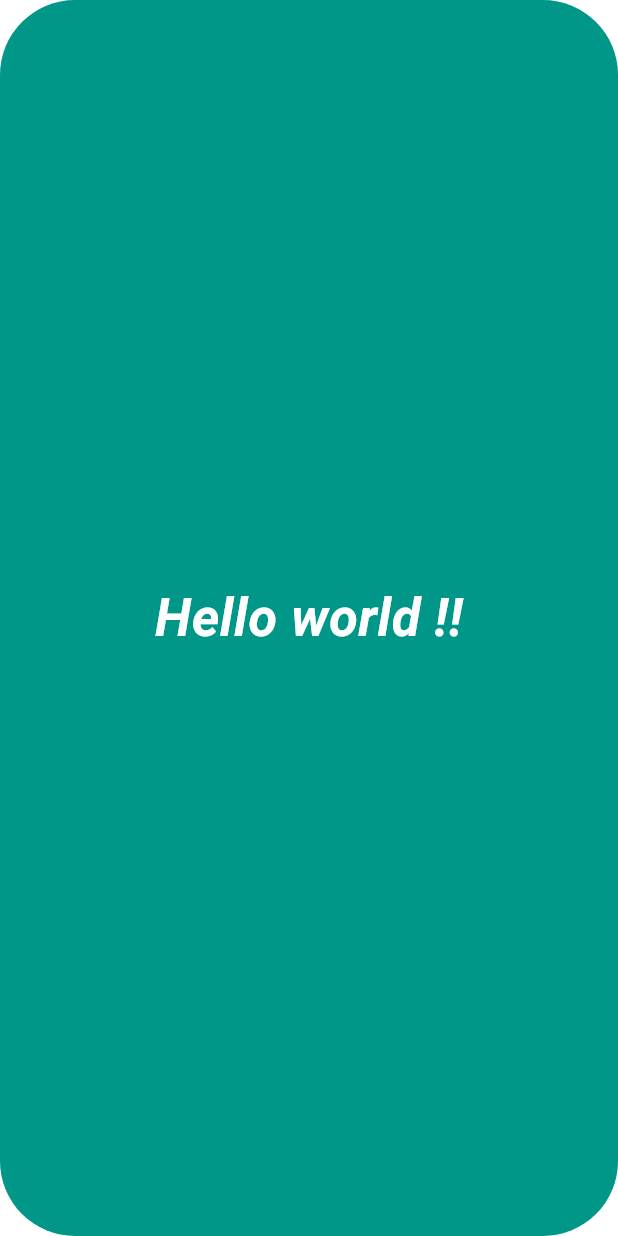
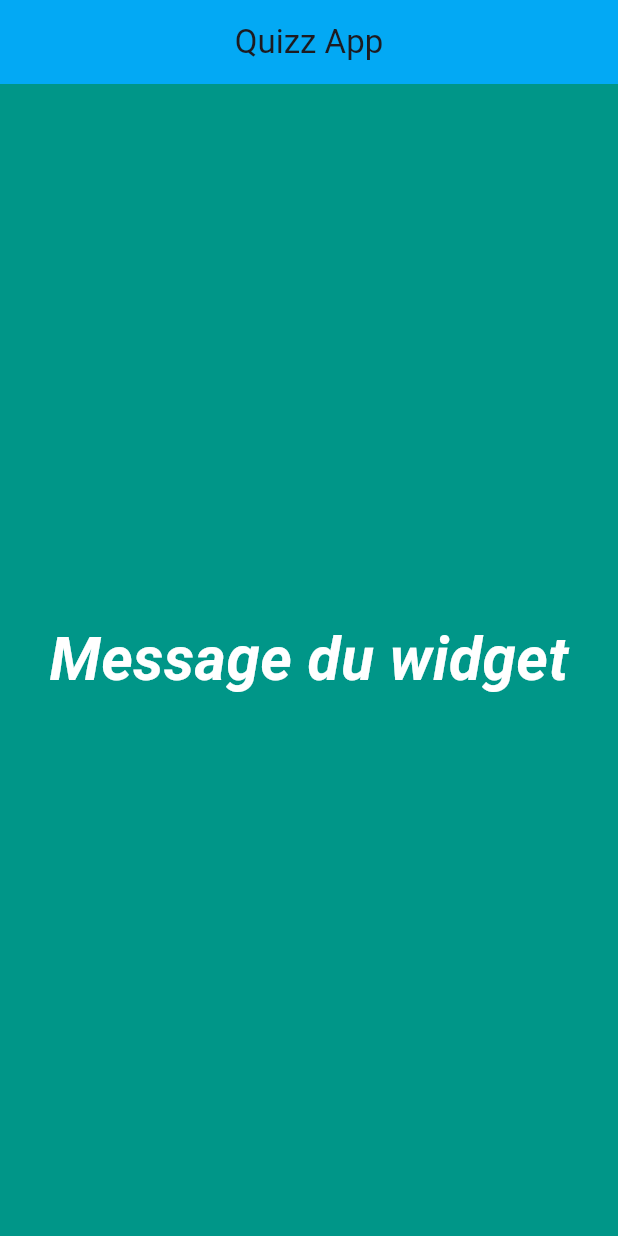
Before and after one commit to Nolan405/BUT2_Flutter, a Flutter app: the screen it shows after launch, on a phone screen of 412 x 824 dp. Run offline on Flutter 3.47's test engine with Material 3 defaults, Android fonts, the phone set to English and light mode, and no system bars.

Commit message:
avancemment td1

```diff
--- /dev/null
+++ b/td_1/lib/UI/home.dart
@@ -0,0 +1,30 @@
+import 'package:flutter/cupertino.dart';
+import 'package:flutter/material.dart';
+
+class MyWidget extends StatelessWidget{
+  final Color color;
+  final double textsize;
+  final String message;
+  const MyWidget(this.color,this.textsize,this.message);
+  @override
+  Widget build(BuildContext context) {
+    return Scaffold(
+        appBar: AppBar(
+          title: const Text("Quizz App"),
+          centerTitle: true,
+          backgroundColor: Colors.lightBlue,
+        ),
+        backgroundColor: color,
+        body: Center(
+            child: Text(
+              message,
+              textDirection: TextDirection.ltr,
+              style: TextStyle(
+                color: Colors.white,
+                fontWeight: FontWeight.bold,
+                fontStyle: FontStyle.italic,
+                fontSize: textsize,
+              ),
+            )));
+  }
+}
--- a/td_1/pubspec.yaml
+++ b/td_1/pubspec.yaml
@@ -58,9 +58,8 @@ flutter:
   uses-material-design: true
 
   # To add assets to your application, add an assets section, like this:
-  # assets:
-  #   - images/a_dot_burr.jpeg
-  #   - images/a_dot_ham.jpeg
+  assets:
+    - img/
 
   # An image asset can refer to one or more resolution-specific "variants", see
   # https://flutter.dev/to/resolution-aware-images
```
Also changed, not shown: td_1/lib/main.dart (+6 -16 lines).
